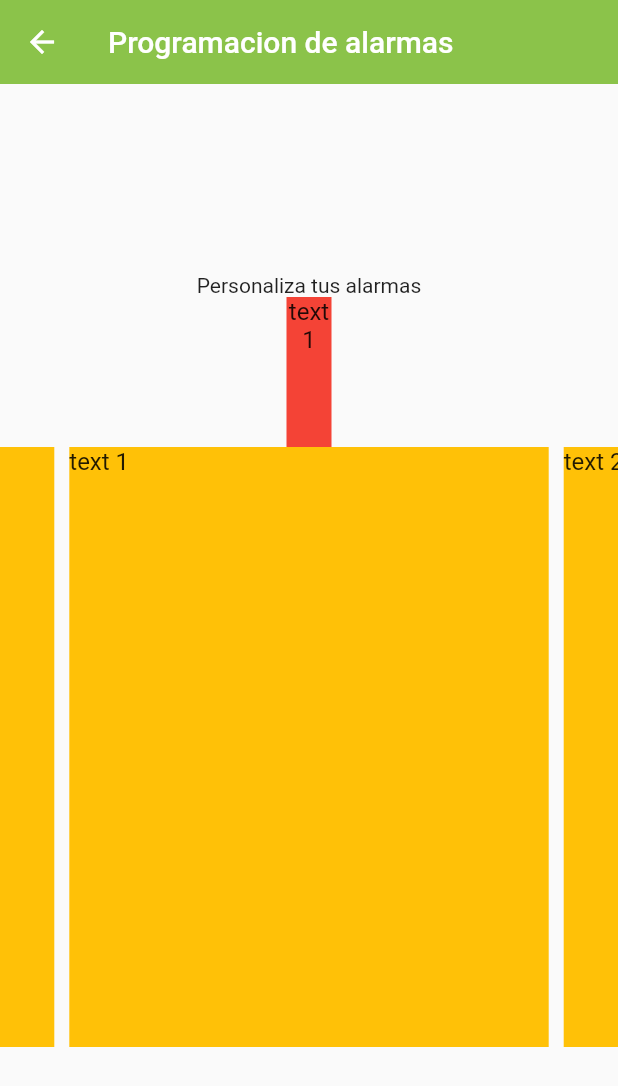
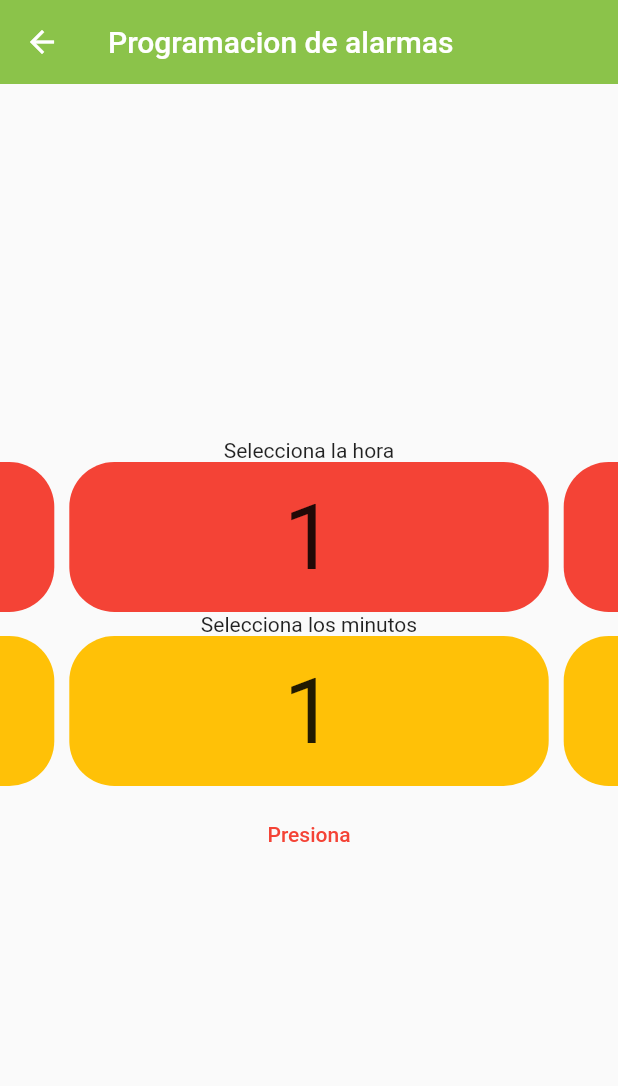
Before and after one commit to SergioK12/Componentes_Flutter_CursoUdemy, a Flutter app: the AlarmasView screen opened by its route, on a phone screen of 412 x 824 dp. Shown: the top 1086 px of the screen. Run offline on Flutter 3.47's test engine with Material 2 defaults, Android fonts, the phone set to English and light mode, and no system bars; drawn by our look-alikes of carousel_slider.

Commit message:
Agregando un input

```diff
--- a/lib/routes/app_routes.dart
+++ b/lib/routes/app_routes.dart
@@ -15,6 +15,7 @@ class AppRoute {
     MenuOptions(nombre: "circle", icon: Icons.circle_outlined, name: "Circle Avatar ", screen: const AvatarView()),
     MenuOptions(nombre: "animado", icon: Icons.check_box_outline_blank, name: "Container animated", screen: const AnimatedContainerView()),
     MenuOptions(nombre: "alarmas", icon: Icons.alarm, name: "Alarms", screen: const AlarmasView()),
+    MenuOptions(nombre: "entradas", icon: Icons.input, name: "Entradas", screen: const InputsView()),
   ];
 
 
--- a/lib/views/alarmas_view.dart
+++ b/lib/views/alarmas_view.dart
@@ -10,42 +10,61 @@ class AlarmasView extends StatelessWidget {
       appBar: AppBar(title: const Text("Programacion de alarmas"),),
       body: Center(
         child: Column(
+
           mainAxisAlignment: MainAxisAlignment.center,
           children:  [
-             const Text("Personaliza tus alarmas"),
+             const Text("Selecciona la hora"),
              CarouselSlider(
   options: CarouselOptions(height: 100.0),
   items: [1,2,3,4,5,6,7,8,9,10,11,12].map((i) {
     return Builder(
       builder: (BuildContext context) {
         return Container(
-          width: 30,
+          width: double.infinity * 0.5,
           margin: const EdgeInsets.symmetric(horizontal: 5.0),
-          decoration: const BoxDecoration(
-            color: Colors.red
+          decoration:  BoxDecoration(
+            color: Colors.red,
+            borderRadius: BorderRadius.circular(30),
           ),
-          child: Text('text $i', style: const TextStyle(fontSize: 16.0),textAlign: TextAlign.center,)
+          child: Center(child: Text('$i', style: const TextStyle(fontSize: 60.0),textAlign: TextAlign.center,))
         );
       },
     );
   }).toList(),
 ),
+const Text("Selecciona los minutos"),
 CarouselSlider(
-  options: CarouselOptions(height: 400.0),
+  options: CarouselOptions(height: 100.0),
   items: [1,2,3,4,5].map((i) {
     return Builder(
       builder: (BuildContext context) {
-        return Container(
-          width: MediaQuery.of(context).size.width,
-          margin: EdgeInsets.symmetric(horizontal: 5.0),
-          decoration: BoxDecoration(
-            color: Colors.amber
+        return AnimatedContainer(
+          duration: const Duration(milliseconds: 900),
+          curve: Curves.bounceInOut,
+
+          width: double.infinity * 0.5,
+          margin: const EdgeInsets.symmetric(horizontal: 5.0),
+          decoration:   BoxDecoration(
+            color: Colors.amber,
+            borderRadius: BorderRadius.circular(30),
           ),
-          child: Text('text $i', style: TextStyle(fontSize: 16.0),)
+          child: Center(child: Text('$i', style: const TextStyle(fontSize: 60.0), textAlign: TextAlign.center,))
         );
       },
     );
   }).toList(),
+),
+Row(
+  mainAxisAlignment: MainAxisAlignment.center,
+  children: [
+    Padding(
+      padding: const EdgeInsets.all(8.0),
+      child: TextButton(
+        child: const  Text("Presiona"),
+        onPressed: (){},
+      ),
+    )
+  ],
 )
 
           ],
--- a/lib/views/views.dart
+++ b/lib/views/views.dart
@@ -1,3 +1,4 @@
+export 'package:componentes_flutter_curso_udemy/views/inputs_view.dart';
 export 'package:componentes_flutter_curso_udemy/views/alarmas_view.dart';
 export 'package:componentes_flutter_curso_udemy/views/animated_view.dart';
 export 'package:componentes_flutter_curso_udemy/views/avatar_view.dart';
```
Also changed, not shown: lib/views/inputs_view.dart (added, +59 -0 lines).
